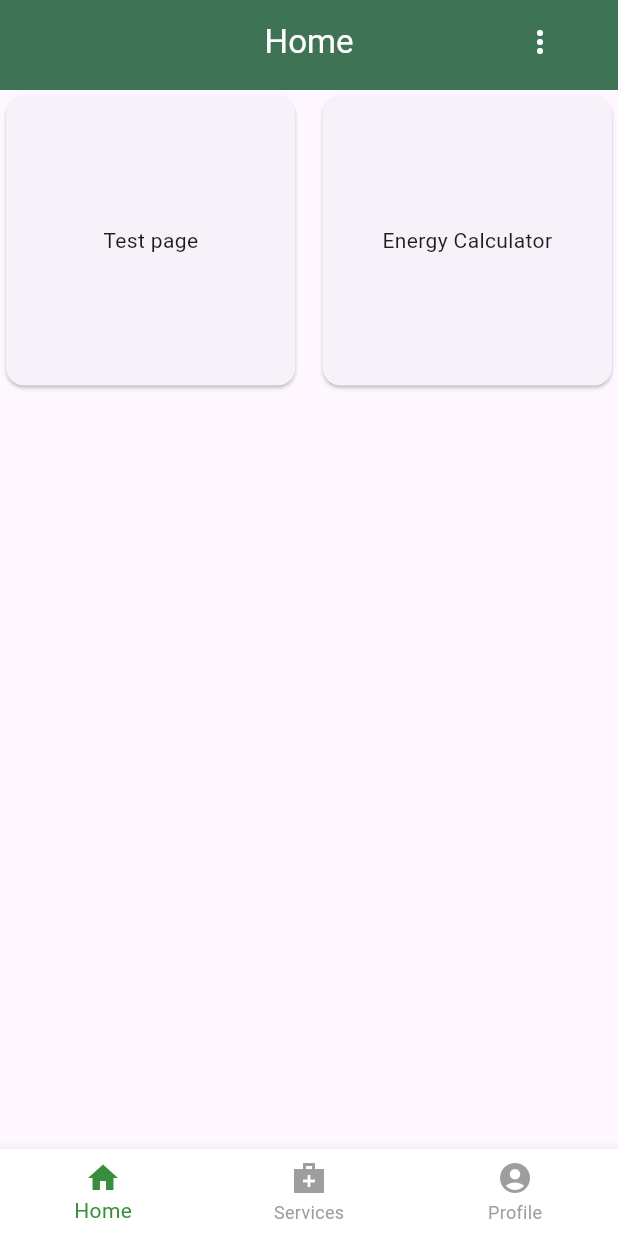
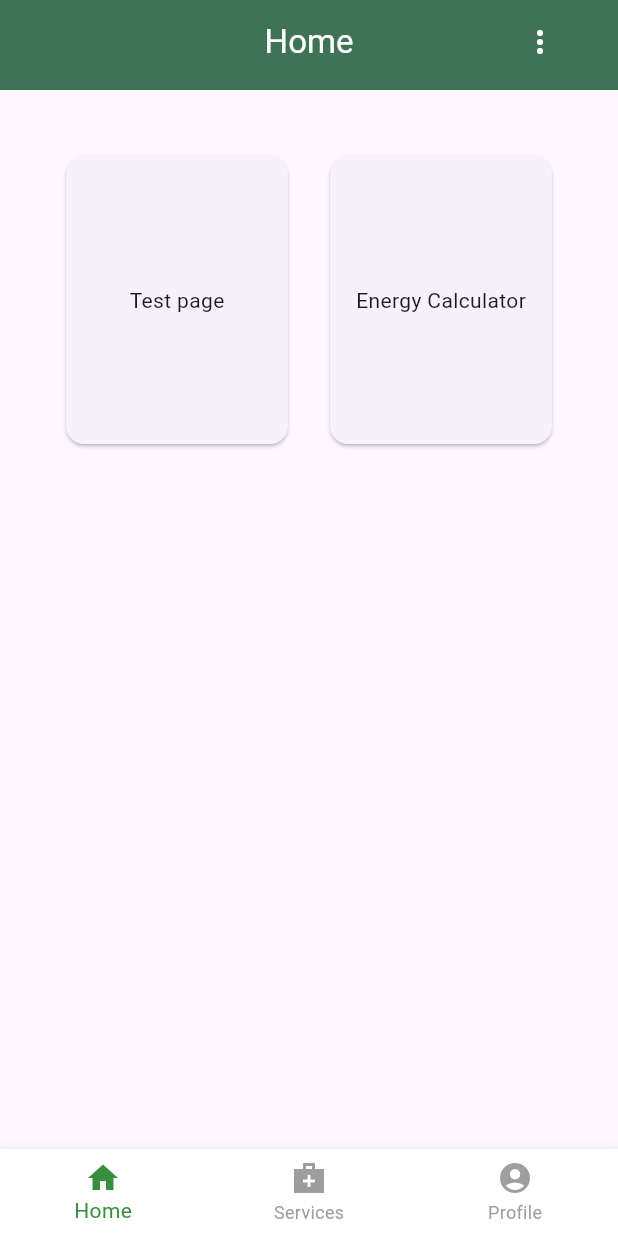
Before and after one commit to Jarwesbub/healthcare_superplatform, a Flutter app: the screen it shows after launch, on a phone screen of 412 x 824 dp. Run offline on Flutter 3.47's test engine with Material 3 defaults, Android fonts, the phone set to English and light mode, and no system bars.

Commit message:
Updated home page to be more responsive, added staggered grid to pubspec

```diff
--- a/lib/data/page_constants.dart
+++ b/lib/data/page_constants.dart
@@ -1,5 +1,5 @@
 // Shared page information that is not changed.
 
 class PageConstants {
-  static const int mobileViewLimit = 701; // Maximum size of the mobile view.
+  static const int mobileViewLimit = 801; // Maximum size of the mobile view.
 }
--- a/lib/pages/home_page.dart
+++ b/lib/pages/home_page.dart
@@ -1,4 +1,5 @@
 import 'package:flutter/material.dart';
+import 'package:flutter_staggered_grid_view/flutter_staggered_grid_view.dart';
 import 'package:healthcare_superplatform/data/page_constants.dart';
 import 'package:healthcare_superplatform/pages/test_page.dart';
 import 'package:healthcare_superplatform/widgets/websites_widget.dart';
@@ -12,9 +13,11 @@ class HomePage extends StatefulWidget {
 }
 
 class _HomePageState extends State<HomePage> {
+  late bool isMobileView;
+
   @override
   Widget build(BuildContext context) {
-    final bool isMobileView =
+    isMobileView =
         MediaQuery.of(context).size.width < PageConstants.mobileViewLimit;
 
     if (isMobileView) {
@@ -29,56 +32,52 @@ class _HomePageState extends State<HomePage> {
 
   Widget _desktopView() {
     return Row(
+      crossAxisAlignment: CrossAxisAlignment.start,
       children: [
+        // Left side bar.
         Expanded(
-          flex: 1,
-          child: Container(
-            height: double.infinity,
-            width: double.infinity,
-            padding: const EdgeInsets.symmetric(vertical: 20),
-            decoration: BoxDecoration(
-              border: Border.all(width: 1, color: Color(0xFF3E7455)),
-              color: Color(0xFFEEFFF4),
+          flex: 2,
+          child: Container(color: Color(0xFFEEFFF4), child: WebsitesWidget()),
         ),
-            child: WebsitesWidget(),
-          ),
-        ),
-        Expanded(
-          flex: 3,
-          child: Padding(
-            padding: const EdgeInsets.all(10),
-            child: _homepageContent(),
-          ),
-        ),
+        // Center content.
+        Expanded(flex: 6, child: _homepageContent()),
+        // Right side bar.
+        Expanded(flex: 1, child: const SizedBox()),
       ],
     );
   }
 
   Widget _homepageContent() {
-    return LayoutBuilder(
+    return Padding(
+      padding: const EdgeInsets.all(40),
+      child: LayoutBuilder(
         builder: (BuildContext context, BoxConstraints constraints) {
-        final bool isMobileView =
-            MediaQuery.of(context).size.width < PageConstants.mobileViewLimit;
-        return GridView(
-          physics: ScrollPhysics(),
-          gridDelegate: SliverGridDelegateWithFixedCrossAxisCount(
-            crossAxisCount: 2,
-            childAspectRatio: 1,
-            crossAxisSpacing: isMobileView ? 10 : 100,
-            mainAxisSpacing: isMobileView ? 10 : 100,
+          return MasonryGridView(
+            mainAxisSpacing: 20,
+            crossAxisSpacing: 20,
+            gridDelegate: SliverSimpleGridDelegateWithFixedCrossAxisCount(
+              crossAxisCount: isMobileView ? 2 : 3,
             ),
-
-          children: <Widget>[
+            children: [
               _homePageItem(context, 'Test page', const TestPage()),
-            _homePageItem(context, 'Energy Calculator', const CalculatorPage()),
+              _homePageItem(
+                context,
+                'Energy Calculator',
+                const CalculatorPage(),
+              ),
+              // Add new pages here ->
             ],
           );
         },
+      ),
     );
   }
 
-  Widget _homePageItem(BuildContext context, String title, Widget page) {
-    return Card(
+  // Simple button widget to navigate to the given page.
+  Widget _homePageItem(BuildContext context, String text, Widget page) {
+    return ConstrainedBox(
+      constraints: const BoxConstraints(maxHeight: 200, maxWidth: 50),
+      child: Card(
         child: InkWell(
           onTap: () {
             // Open the given page.
@@ -87,7 +86,8 @@ class _HomePageState extends State<HomePage> {
               MaterialPageRoute(builder: (context) => page),
             );
           },
-        child: Center(child: Text(title)),
+          child: Center(child: Text(text)),
+        ),
       ),
     );
   }
--- a/pubspec.yaml
+++ b/pubspec.yaml
@@ -37,6 +37,7 @@ dependencies:
   flutter_dotenv: ^5.2.1
   get: ^4.7.2
   url_launcher: ^6.3.1
+  flutter_staggered_grid_view: ^0.7.0
 
 dev_dependencies:
   flutter_test:
```
Also changed, not shown: pubspec.lock. Lines whose indentation alone changed are shown as unchanged.
